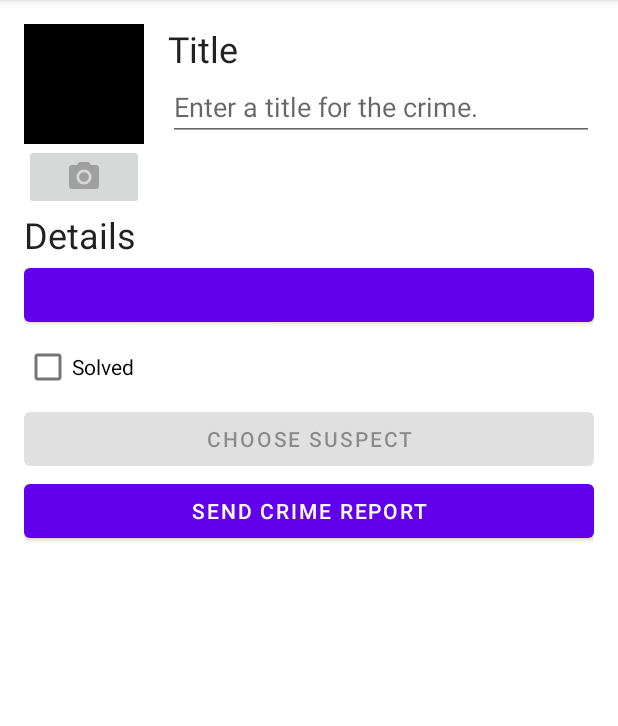
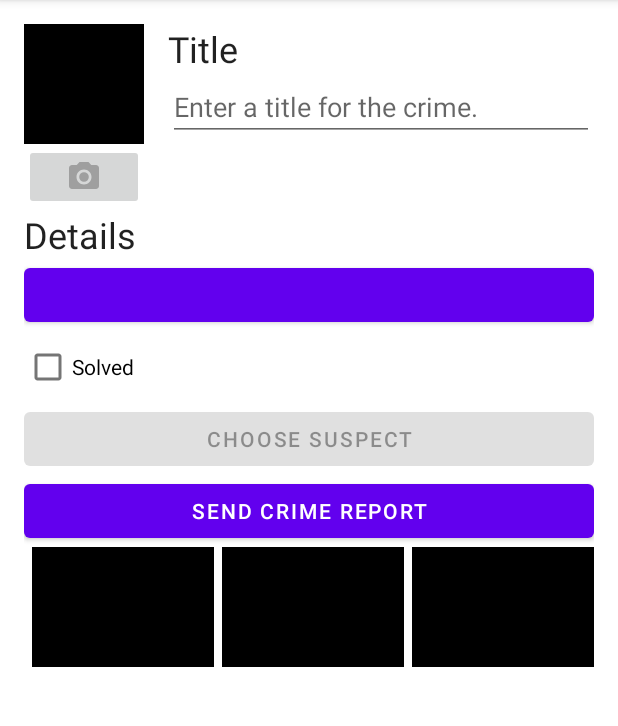
Before and after one commit to michaeloconnor1717/CS528_S23_Proj2, an Android app: the fragment CrimeDetailFragment placed in its activity, on a phone screen of 412 x 824 dp, the part 84-810 px from its top. Run offline under Robolectric (Android 15) with nearby library versions, the phone set to English and light mode, and no system bars; our stand-ins replace Room's generated code; 6 statements that could not run were skipped.

Commit message:
added additional image slots to crime_detail

```diff
--- a/app/src/main/res/layout/fragment_crime_detail.xml
+++ b/app/src/main/res/layout/fragment_crime_detail.xml
@@ -18,7 +18,7 @@
             android:layout_marginEnd="16dp">
 
             <ImageView
-                android:id="@+id/crime_photo"
+                android:id="@+id/crime_photo1"
                 android:layout_width="80dp"
                 android:layout_height="80dp"
                 android:scaleType="centerInside"
@@ -85,4 +85,43 @@
         android:layout_width="match_parent"
         android:layout_height="wrap_content"
         android:text="@string/crime_report_text"/>
+    <LinearLayout
+        android:layout_width="match_parent"
+        android:layout_height="wrap_content"
+        android:orientation="horizontal"
+        >
+        <ImageView
+            android:id="@+id/crime_photo2"
+            android:layout_width="80dp"
+            android:layout_height="80dp"
+            android:scaleType="centerInside"
+            android:cropToPadding="true"
+            android:background="@color/black"
+            android:contentDescription="@string/crime_photo_no_image_description"
+            android:layout_weight="1"
+            android:layout_marginLeft="5dp"
+            />
+        <ImageView
+            android:id="@+id/crime_photo3"
+            android:layout_width="80dp"
+            android:layout_height="80dp"
+            android:scaleType="centerInside"
+            android:cropToPadding="true"
+            android:background="@color/black"
+            android:contentDescription="@string/crime_photo_no_image_description"
+            android:layout_weight="1"
+            android:layout_marginLeft="5dp"
+            />
+        <ImageView
+            android:id="@+id/crime_photo4"
+            android:layout_width="80dp"
+            android:layout_height="80dp"
+            android:scaleType="centerInside"
+            android:cropToPadding="true"
+            android:background="@color/black"
+            android:contentDescription="@string/crime_photo_no_image_description"
+            android:layout_weight="1"
+            android:layout_marginLeft="5dp"
+            />
+    </LinearLayout>
 </LinearLayout>
```
